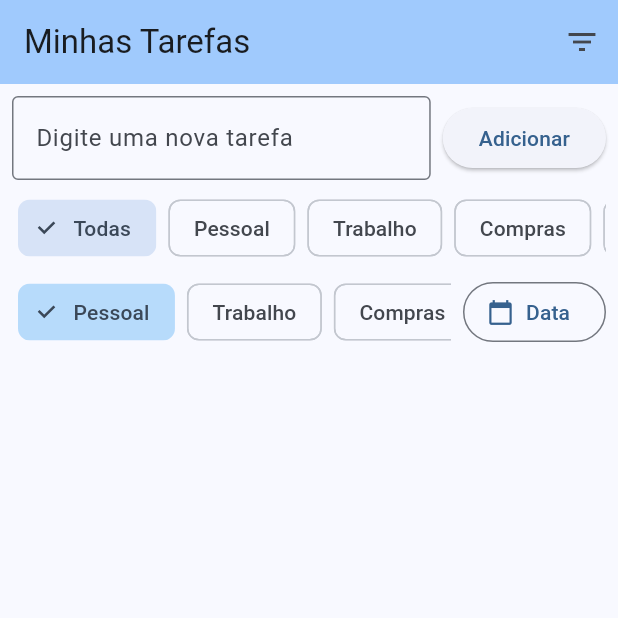
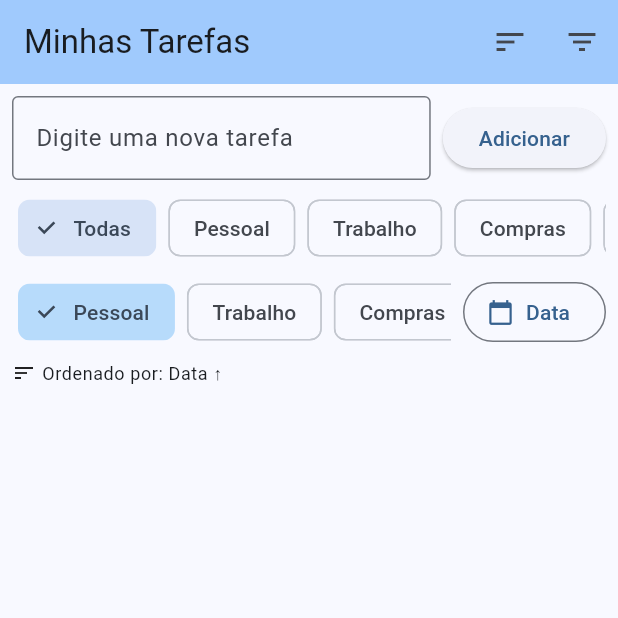
Before and after one commit to z3nr1q/to_do_list, a Flutter app: the screen it shows after launch, on a phone screen of 412 x 824 dp, the top half of it. Run offline on Flutter 3.47's test engine with Material 3 defaults, Android fonts, the phone set to English and light mode, and no system bars; our stand-ins replace shared_preferences.

Commit message:
Adicionando ordenação por data, categoria e status

```diff
--- a/lib/main.dart
+++ b/lib/main.dart
@@ -13,6 +13,13 @@ enum FilterType {
   completed,
   today,
   overdue,
+}
+
+enum SortType {
+  dateAsc,
+  dateDesc,
+  category,
+  status,
 }
 
 class Category {
@@ -103,6 +110,26 @@ class Todo {
         dueDate!.month == now.month &&
         dueDate!.day == now.day;
   }
+
+  int compareTo(Todo other, SortType sortType) {
+    switch (sortType) {
+      case SortType.dateAsc:
+        if (dueDate == null && other.dueDate == null) return 0;
+        if (dueDate == null) return 1;
+        if (other.dueDate == null) return -1;
+        return dueDate!.compareTo(other.dueDate!);
+      case SortType.dateDesc:
+        if (dueDate == null && other.dueDate == null) return 0;
+        if (dueDate == null) return 1;
+        if (other.dueDate == null) return -1;
+        return other.dueDate!.compareTo(dueDate!);
+      case SortType.category:
+        return category.name.compareTo(other.category.name);
+      case SortType.status:
+        if (isDone == other.isDone) return 0;
+        return isDone ? 1 : -1;
+    }
+  }
 }
 
 class MyApp extends StatelessWidget {
@@ -136,6 +163,7 @@ class _TodoListPageState extends State<TodoListPage> {
   DateTime? _selectedDate;
   FilterType _currentFilter = FilterType.all;
   Category? _filterCategory;
+  SortType _currentSort = SortType.dateAsc;
 
   static const List<Category> categories = [
     Category(name: 'Pessoal', color: Colors.blue),
@@ -151,8 +179,8 @@ class _TodoListPageState extends State<TodoListPage> {
     _loadTodos();
   }
 
-  List<Todo> get _filteredTodos {
-    return _todos.where((todo) {
+  List<Todo> get _filteredAndSortedTodos {
+    final filtered = _todos.where((todo) {
       if (_filterCategory != null && todo.category.name != _filterCategory!.name) {
         return false;
       }
@@ -170,6 +198,9 @@ class _TodoListPageState extends State<TodoListPage> {
           return todo.isOverdue();
       }
     }).toList();
+
+    filtered.sort((a, b) => a.compareTo(b, _currentSort));
+    return filtered;
   }
 
   Future<void> _loadTodos() async {
@@ -221,7 +252,7 @@ class _TodoListPageState extends State<TodoListPage> {
   }
 
   void _toggleTodo(int index) {
-    final todoIndex = _todos.indexOf(_filteredTodos[index]);
+    final todoIndex = _todos.indexOf(_filteredAndSortedTodos[index]);
     setState(() {
       _todos[todoIndex].isDone = !_todos[todoIndex].isDone;
     });
@@ -229,11 +260,24 @@ class _TodoListPageState extends State<TodoListPage> {
   }
 
   void _removeTodo(int index) {
-    final todoIndex = _todos.indexOf(_filteredTodos[index]);
+    final todoIndex = _todos.indexOf(_filteredAndSortedTodos[index]);
     setState(() {
       _todos.removeAt(todoIndex);
     });
     _saveTodos();
+  }
+
+  String _getSortText() {
+    switch (_currentSort) {
+      case SortType.dateAsc:
+        return 'Data ↑';
+      case SortType.dateDesc:
+        return 'Data ↓';
+      case SortType.category:
+        return 'Categoria';
+      case SortType.status:
+        return 'Status';
+    }
   }
 
   @override
@@ -243,8 +287,36 @@ class _TodoListPageState extends State<TodoListPage> {
         title: const Text('Minhas Tarefas'),
         backgroundColor: Theme.of(context).colorScheme.inversePrimary,
         actions: [
+          PopupMenuButton<SortType>(
+            icon: const Icon(Icons.sort),
+            tooltip: 'Ordenar por',
+            onSelected: (SortType sort) {
+              setState(() {
+                _currentSort = sort;
+              });
+            },
+            itemBuilder: (BuildContext context) => [
+              const PopupMenuItem(
+                value: SortType.dateAsc,
+                child: Text('Data (mais próxima)'),
+              ),
+              const PopupMenuItem(
+                value: SortType.dateDesc,
+                child: Text('Data (mais distante)'),
+              ),
+              const PopupMenuItem(
+                value: SortType.category,
+                child: Text('Categoria'),
+              ),
+              const PopupMenuItem(
+                value: SortType.status,
+                child: Text('Status'),
+              ),
+            ],
+          ),
           PopupMenuButton<FilterType>(
             icon: const Icon(Icons.filter_list),
+            tooltip: 'Filtrar por',
             onSelected: (FilterType filter) {
               setState(() {
                 _currentFilter = filter;
@@ -380,14 +452,25 @@ class _TodoListPageState extends State<TodoListPage> {
                     ),
                   ],
                 ),
+                const SizedBox(height: 8),
+                Row(
+                  children: [
+                    const Icon(Icons.sort, size: 16),
+                    const SizedBox(width: 4),
+                    Text(
+                      'Ordenado por: ${_getSortText()}',
+                      style: Theme.of(context).textTheme.bodySmall,
+                    ),
+                  ],
+                ),
               ],
             ),
           ),
           Expanded(
             child: ListView.builder(
-              itemCount: _filteredTodos.length,
+              itemCount: _filteredAndSortedTodos.length,
               itemBuilder: (context, index) {
-                final todo = _filteredTodos[index];
+                final todo = _filteredAndSortedTodos[index];
                 return ListTile(
                   leading: Checkbox(
                     value: todo.isDone,
```
